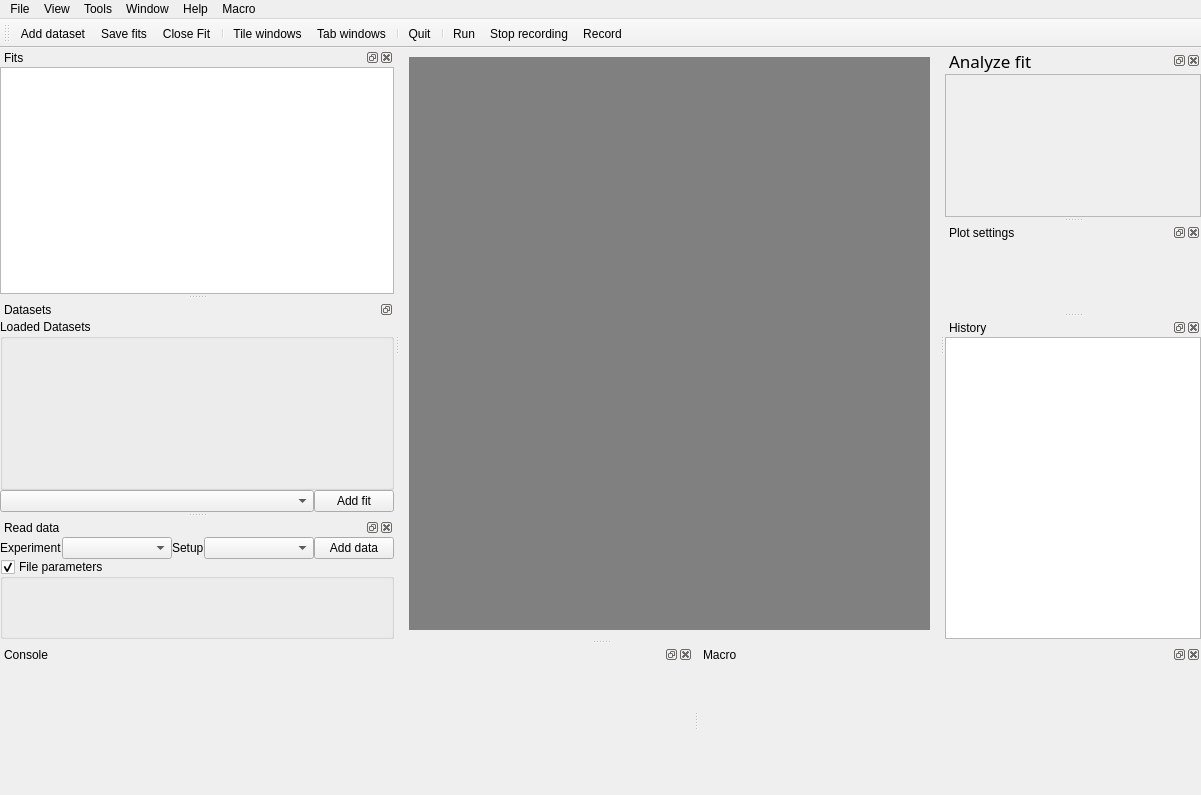
Old version of the form gui.ui in the repository Fluorescence-Tools/chisurf.
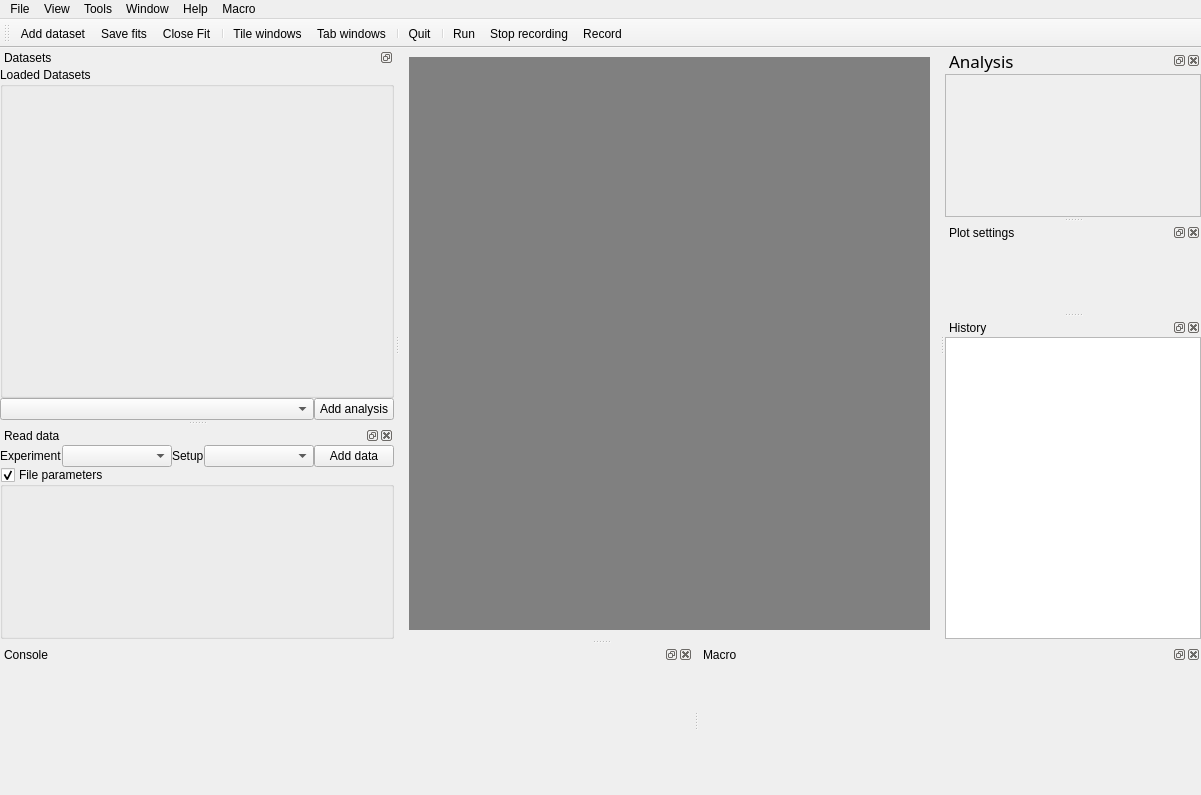
New version of the form. Icons and pictures are not drawn.

Commit message: Removed unused dockWidgetFits

What changed in the file:
```diff
--- a/gui.ui
+++ b/gui.ui
@@ -144,7 +144,7 @@
     <set>QDockWidget::AllDockWidgetFeatures</set>
    </property>
    <property name="windowTitle">
-    <string>Analyze fit</string>
+    <string>Analysis</string>
    </property>
    <attribute name="dockWidgetArea">
     <number>2</number>
@@ -597,39 +597,6 @@
     </layout>
    </widget>
   </widget>
-  <widget class="QDockWidget" name="dockWidgetFits">
-   <property name="enabled">
-    <bool>true</bool>
-   </property>
-   <property name="windowTitle">
-    <string>Fits</string>
-   </property>
-   <attribute name="dockWidgetArea">
-    <number>1</number>
-   </attribute>
-   <widget class="QWidget" name="dockWidgetContents_2">
-    <layout class="QGridLayout" name="gridLayout_6">
-     <property name="leftMargin">
-      <number>0</number>
-     </property>
-     <property name="topMargin">
-      <number>0</number>
-     </property>
-     <property name="rightMargin">
-      <number>0</number>
-     </property>
-     <property name="bottomMargin">
-      <number>0</number>
-     </property>
-     <property name="spacing">
-      <number>0</number>
-     </property>
-     <item row="1" column="0" colspan="2">
-      <widget class="QListWidget" name="listWidget"/>
-     </item>
-    </layout>
-   </widget>
-  </widget>
   <widget class="QDockWidget" name="dockWidgetDatasets">
    <property name="sizePolicy">
     <sizepolicy hsizetype="MinimumExpanding" vsizetype="Preferred">
@@ -739,7 +706,7 @@
         </sizepolicy>
        </property>
        <property name="text">
-        <string>Add fit</string>
+        <string>Add analysis</string>
        </property>
       </widget>
      </item>
```
The commit also changes 1 other file.
